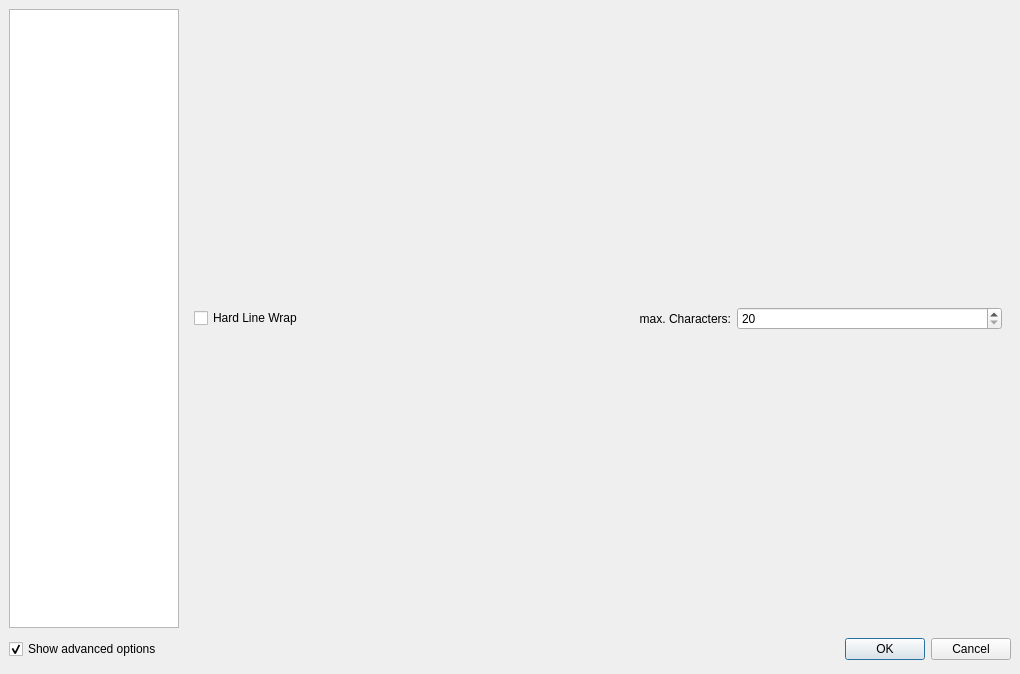
svn2github/texstudio-trunk, file configdialog.ui: the form before one commit.
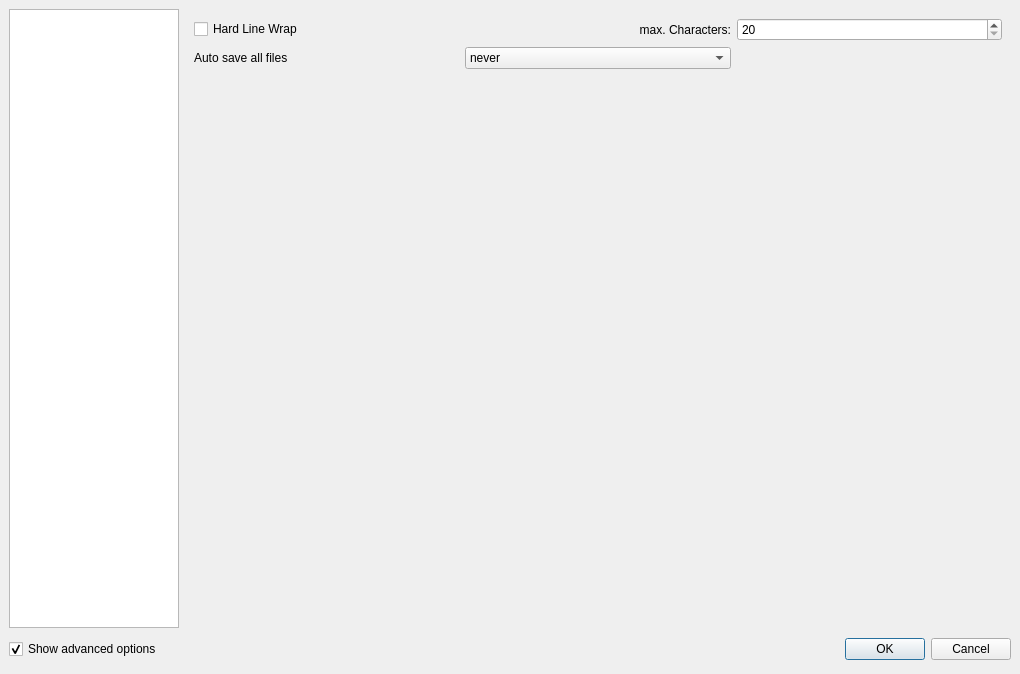
The form after the commit. The open tabs and pages were chosen to show the change. Icons and pictures are not drawn.

Commit message: auto save feature implemented

The edit to the form file:
```diff
--- a/configdialog.ui
+++ b/configdialog.ui
@@ -1374,7 +1374,7 @@
          </property>
         </widget>
        </item>
-       <item row="0" column="2">
+       <item row="0" column="3">
         <widget class="QSpinBox" name="spinBoxWrapLineWidth">
          <property name="minimum">
           <number>20</number>
@@ -1384,7 +1384,7 @@
          </property>
         </widget>
        </item>
-       <item row="0" column="1">
+       <item row="0" column="2">
         <widget class="QLabel" name="label_23">
          <property name="text">
           <string>max. Characters:</string>
@@ -1394,6 +1394,55 @@
          </property>
         </widget>
        </item>
+       <item row="1" column="0">
+        <widget class="QLabel" name="label_24">
+         <property name="text">
+          <string>Auto save all files </string>
+         </property>
+        </widget>
+       </item>
+       <item row="1" column="2">
+        <widget class="QComboBox" name="comboBoxAutoSave">
+         <item>
+          <property name="text">
+           <string>never</string>
+          </property>
+         </item>
+         <item>
+          <property name="text">
+           <string>5 minutes</string>
+          </property>
+         </item>
+         <item>
+          <property name="text">
+           <string>10 minutes</string>
+          </property>
+         </item>
+         <item>
+          <property name="text">
+           <string>20 minutes</string>
+          </property>
+         </item>
+         <item>
+          <property name="text">
+           <string>60 minutes</string>
+          </property>
+         </item>
+        </widget>
+       </item>
+       <item row="2" column="0">
+        <spacer name="verticalSpacer">
+         <property name="orientation">
+          <enum>Qt::Vertical</enum>
+         </property>
+         <property name="sizeHint" stdset="0">
+          <size>
+           <width>20</width>
+           <height>40</height>
+          </size>
+         </property>
+        </spacer>
+       </item>
       </layout>
      </widget>
      <widget class="QWidget" name="page_6">
```
Left out of the diff: 6 changed lines with no effect on the pictures. The commit also changes 4 other files.
